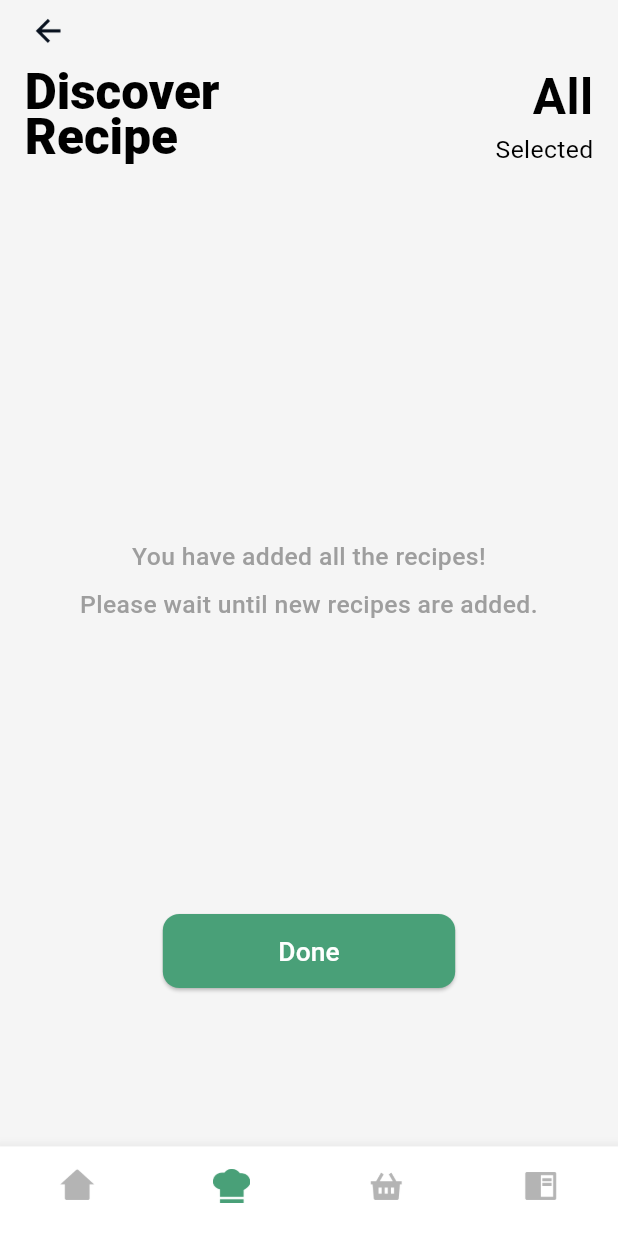
After one commit to aadityayadav17/binarybandits, a Flutter app: the NoRecipeSelectionScreen screen opened by its route, on a phone screen of 412 x 824 dp. The commit adds this screen. Run offline on Flutter 3.47's test engine with Material 3 defaults, Android fonts, the phone set to English and light mode, and no system bars; our stand-ins replace country_code_picker, dropdown_button2, firebase_auth, firebase_core, firebase_database, google_fonts and 1 more; accounts and stored records are empty.

Commit message:
Recipe Selection (54/n) - Recipe History Dataset 5

```diff
--- a/lib/main.dart
+++ b/lib/main.dart
@@ -1,5 +1,7 @@
 import 'package:binarybandits/screens/login_screen/login_screen.dart';
 import 'package:binarybandits/screens/home_screen/home_screen.dart';
+import 'package:binarybandits/screens/recipe_selection_screen/no_recipe_selection_screen.dart';
+import 'package:binarybandits/screens/recipe_selection_screen/recipe_selection_screen.dart'; // Assuming you have this screen
 import 'package:flutter/material.dart';
 import 'package:firebase_core/firebase_core.dart';
 import 'package:firebase_auth/firebase_auth.dart';
@@ -66,6 +68,11 @@ class _MyAppState extends State<MyApp> {
         useMaterial3: true,
       ),
       home: _user != null ? const HomeScreen() : const LoginScreen(),
+      routes: {
+        '/recipe_selection_screen': (context) =>
+            const RecipeSelectionScreen(), // Assuming you have this screen
+        '/no_recipe_selection_screen': (context) => NoRecipeSelectionScreen(),
+      },
     );
   }
 }
--- /dev/null
+++ b/lib/screens/recipe_selection_screen/no_recipe_selection_screen.dart
@@ -0,0 +1,206 @@
+import 'package:flutter/material.dart';
+import 'package:google_fonts/google_fonts.dart';
+import 'package:binarybandits/screens/home_screen/home_screen.dart';
+import 'package:binarybandits/screens/recipe_selection_screen/recipe_selection_screen.dart';
+
+class NoRecipeSelectionScreen extends StatelessWidget {
+  // Updated class name
+  @override
+  Widget build(BuildContext context) {
+    final screenHeight = MediaQuery.of(context).size.height;
+    final screenWidth = MediaQuery.of(context).size.width;
+
+    return Scaffold(
+      backgroundColor: const Color.fromRGBO(245, 245, 245, 1),
+      appBar: AppBar(
+        backgroundColor: const Color.fromRGBO(245, 245, 245, 1),
+        elevation: 0,
+        toolbarHeight: screenHeight * 0.05,
+        automaticallyImplyLeading: false,
+        leading: Padding(
+          padding: EdgeInsets.only(left: screenWidth * 0.02),
+          child: IconButton(
+            icon: Image.asset(
+              'assets/icons/screens/common/back-key.png',
+              width: screenWidth * 0.06,
+              height: screenWidth * 0.06,
+            ),
+            onPressed: () {
+              Navigator.pop(context);
+            },
+          ),
+        ),
+      ),
+      body: Padding(
+        padding: EdgeInsets.symmetric(horizontal: screenWidth * 0.04),
+        child: Column(
+          crossAxisAlignment: CrossAxisAlignment.start,
+          children: [
+            Row(
+              mainAxisAlignment: MainAxisAlignment.spaceBetween,
+              children: [
+                Text(
+                  "Discover\nRecipe",
+                  style: GoogleFonts.robotoFlex(
+                    textStyle: TextStyle(
+                      color: Colors.black,
+                      fontWeight: FontWeight.w900,
+                      fontSize: screenHeight * 0.04,
+                      letterSpacing: 0,
+                      height: 0.9,
+                    ),
+                  ),
+                ),
+                Column(
+                  crossAxisAlignment: CrossAxisAlignment.end,
+                  children: [
+                    Text(
+                      'All',
+                      style: GoogleFonts.robotoFlex(
+                        textStyle: TextStyle(
+                          color: Colors.black,
+                          fontSize: screenHeight * 0.04,
+                          fontWeight: FontWeight.w700,
+                        ),
+                      ),
+                    ),
+                    Text(
+                      "Selected",
+                      style: GoogleFonts.robotoFlex(
+                        textStyle: TextStyle(
+                          color: Colors.black,
+                          fontSize: screenHeight * 0.02,
+                        ),
+                      ),
+                    ),
+                  ],
+                ),
+              ],
+            ),
+            SizedBox(height: screenHeight * 0.3),
+            Center(
+              child: Column(
+                children: [
+                  Text(
+                    'You have added all the recipes!',
+                    style: GoogleFonts.robotoFlex(
+                      textStyle: TextStyle(
+                        color: Colors.grey,
+                        fontSize: screenHeight * 0.02,
+                        fontWeight: FontWeight.w500,
+                      ),
+                    ),
+                    textAlign: TextAlign.center,
+                  ),
+                  SizedBox(height: screenHeight * 0.01),
+                  Text(
+                    'Please wait until new recipes are added.',
+                    style: GoogleFonts.robotoFlex(
+                      textStyle: TextStyle(
+                        color: Colors.grey,
+                        fontSize: screenHeight * 0.02,
+                        fontWeight: FontWeight.w500,
+                      ),
+                    ),
+                    textAlign: TextAlign.center,
+                  ),
+                ],
+              ),
+            ),
+            SizedBox(
+                height: screenHeight * 0.235), // Adjust this value as needed
+            Center(
+              child: ElevatedButton(
+                onPressed: () {},
+                style: ElevatedButton.styleFrom(
+                  backgroundColor: const Color.fromRGBO(73, 160, 120, 1),
+                  shape: RoundedRectangleBorder(
+                    borderRadius:
+                        BorderRadius.circular(proportionalWidth(context, 10)),
+                  ),
+                  padding: EdgeInsets.symmetric(
+                    horizontal: proportionalWidth(context, 70),
+                    vertical: proportionalHeight(context, 12),
+                  ),
+                ),
+                child: Text(
+                  'Done',
+                  style: TextStyle(
+                    color: Colors.white,
+                    fontSize: proportionalFontSize(context, 16),
+                  ),
+                ),
+              ),
+            ),
+          ],
+        ),
+      ),
+      bottomNavigationBar: BottomNavigationBar(
+        backgroundColor: Colors.white,
+        type: BottomNavigationBarType.fixed,
+        currentIndex: 3, // Weekly Menu is selected
+        onTap: (index) {
+          switch (index) {
+            case 0:
+              Navigator.pushReplacement(
+                context,
+                MaterialPageRoute(builder: (context) => const HomeScreen()),
+              );
+              break;
+            case 1:
+              Navigator.pushReplacement(
+                context,
+                MaterialPageRoute(
+                    builder: (context) => const RecipeSelectionScreen()),
+              );
+              break;
+            case 2:
+              // Action for Grocery List button
+              break;
+            case 3:
+              // Already on Weekly Menu screen
+              break;
+          }
+        },
+        items: <BottomNavigationBarItem>[
+          BottomNavigationBarItem(
+            icon: Image.asset(
+              'assets/icons/bottom_navigation/home-off.png',
+              width: screenWidth * 0.06,
+              height: screenWidth * 0.06,
+            ),
+            label: '',
+          ),
+          BottomNavigationBarItem(
+            icon: Image.asset(
+              'assets/icons/bottom_navigation/discover-recipe-on.png',
+              width: screenWidth * 0.06,
+              height: screenWidth * 0.06,
+            ),
+            label: '',
+          ),
+          BottomNavigationBarItem(
+            icon: Image.asset(
+              'assets/icons/bottom_navigation/grocery-list-off.png',
+              width: screenWidth * 0.06,
+              height: screenWidth * 0.06,
+            ),
+            label: '',
+          ),
+          BottomNavigationBarItem(
+            icon: Image.asset(
+              'assets/icons/bottom_navigation/weekly-menu-off.png',
+              width: screenWidth * 0.06,
+              height: screenWidth * 0.06,
+            ),
+            label: '',
+          ),
+        ],
+        selectedItemColor: const Color.fromRGBO(73, 160, 120, 1),
+        unselectedItemColor: Colors.grey,
+        showSelectedLabels: false,
+        showUnselectedLabels: false,
+      ),
+    );
+  }
+}
--- a/lib/screens/recipe_selection_screen/recipe_selection_screen.dart
+++ b/lib/screens/recipe_selection_screen/recipe_selection_screen.dart
@@ -61,21 +61,76 @@ class _RecipeSelectionScreenState extends State<RecipeSelectionScreen>
   }
 
   Future<void> _loadRecipes() async {
+    // Get the current user
+    User? user = FirebaseAuth.instance.currentUser;
+
+    // Load the recipe JSON from local assets
     final jsonString = await rootBundle
         .loadString('assets/recipes/D3801 Recipes - Recipes.json');
     final List<dynamic> jsonData = json.decode(jsonString);
-    setState(() {
-      _recipes = jsonData.map((data) => Recipe.fromJson(data)).toList();
-      _savedRecipes = List.generate(_recipes.length, (_) => false);
-      _acceptedRecipes = List.generate(_recipes.length, (_) => false);
-    });
+    List<Recipe> allRecipes =
+        jsonData.map((data) => Recipe.fromJson(data)).toList();
+
+    if (user != null) {
+      // Reference to the user's recipeHistory in Firebase
+      DatabaseReference userRef = FirebaseDatabase.instance
+          .ref()
+          .child('users')
+          .child(user.uid)
+          .child('recipeHistory');
+
+      // Fetch accepted recipes from Firebase
+      DataSnapshot snapshot =
+          await userRef.once().then((event) => event.snapshot);
+
+      // If there are accepted recipes, filter them out
+      List<String> acceptedRecipeIds = [];
+      if (snapshot.value != null) {
+        Map<dynamic, dynamic> recipeMap =
+            snapshot.value as Map<dynamic, dynamic>;
+        acceptedRecipeIds = recipeMap.values
+            .where((recipe) => recipe['accepted'] == true)
+            .map<String>((recipe) => recipe['id'].toString())
+            .toList();
+      }
+
+      // Filter out recipes that have been accepted
+      List<Recipe> remainingRecipes = allRecipes
+          .where((recipe) => !acceptedRecipeIds.contains(recipe.id))
+          .toList();
+
+      // Check if no recipes are left, then redirect
+      if (remainingRecipes.isEmpty) {
+        Navigator.pushReplacementNamed(context, '/no_recipe_selection_screen');
+      } else {
+        // Load remaining recipes
+        setState(() {
+          _recipes = remainingRecipes;
+          _savedRecipes = List.generate(_recipes.length, (_) => false);
+          _acceptedRecipes = List.generate(_recipes.length, (_) => false);
+        });
+      }
+    } else {
+      // If the user is not logged in or there is an error, load all recipes
+      setState(() {
+        _recipes = allRecipes;
+        _savedRecipes = List.generate(_recipes.length, (_) => false);
+        _acceptedRecipes = List.generate(_recipes.length, (_) => false);
+      });
+    }
   }
 
   void _nextRecipe({bool accepted = false}) {
     setState(() {
       _acceptedRecipes[_currentRecipeIndex] = accepted;
       _recipeHistory.add(_currentRecipeIndex);
-      _currentRecipeIndex = (_currentRecipeIndex + 1) % _recipes.length;
+
+      // Move to the next recipe, but skip over accepted ones
+      do {
+        _currentRecipeIndex = (_currentRecipeIndex + 1) % _recipes.length;
+      } while (_acceptedRecipes[_currentRecipeIndex] &&
+          _recipeHistory.length < _recipes.length);
+
       _scrollController.jumpTo(0);
     });
   }
@@ -116,7 +171,7 @@ class _RecipeSelectionScreenState extends State<RecipeSelectionScreen>
     if (user != null) {
       // Prepare a reference to the user's recipe collection in the database
       DatabaseReference userRef = FirebaseDatabase.instance
-          .ref() // Use ref() instead of reference()
+          .ref()
           .child('users')
           .child(user.uid)
           .child('recipeHistory');
```
